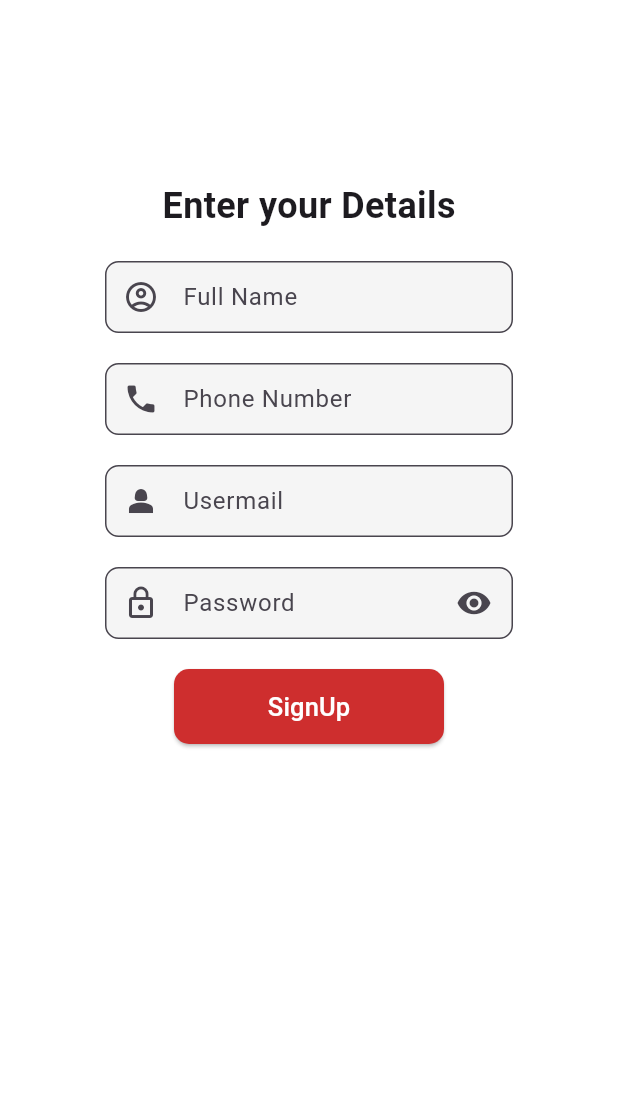
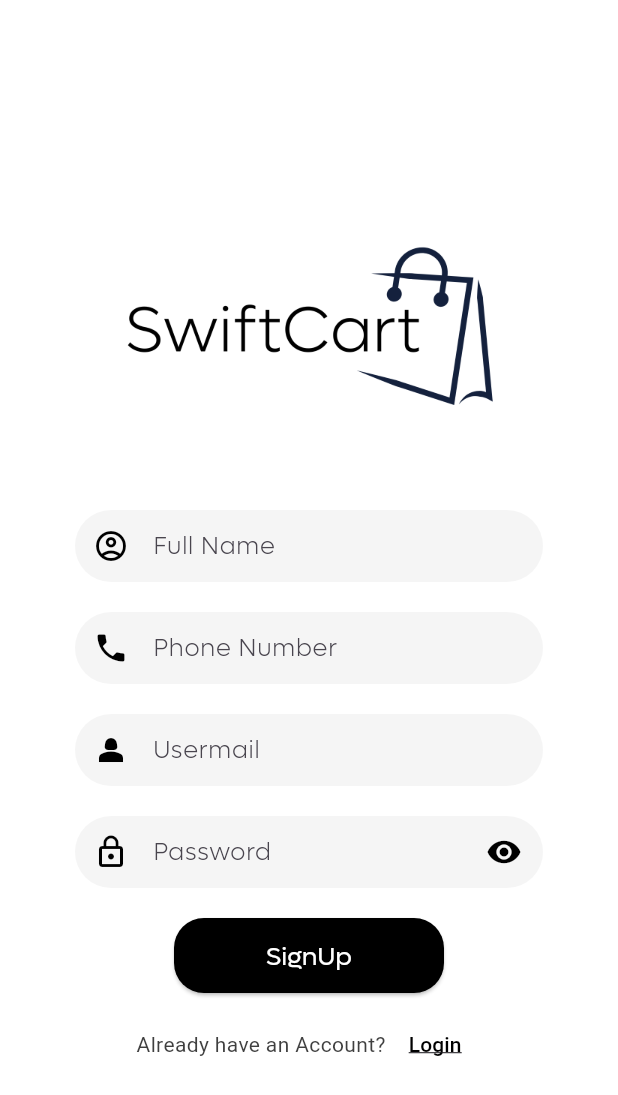
Before and after one commit to Sanidhya-Pundeer/E-commerce, a Flutter app: the screen it shows after launch, after a tap on "Sign Up", on a phone screen of 412 x 824 dp. Shown: the top 1095 px of the screen. Run offline on Flutter 3.47's test engine with Material 3 defaults, Android fonts, the phone set to English and light mode, and no system bars; our stand-ins replace badges, cloud_firestore, firebase_auth, firebase_core, fluttertoast; missing offline and left inert: razorpay_flutter; accounts and stored records are empty; network calls fail.

Commit message:
signup page UI complete

```diff
--- a/lib/screens/login.dart
+++ b/lib/screens/login.dart
@@ -19,6 +19,31 @@ class _LoginPageState extends State<Login> {
 
   @override
   Widget build(BuildContext context) {
+    String? _usernameError;
+    String? _passwordError;
+
+    void _validateUsername(String value) {
+      setState(() {
+        if (value.isEmpty) {
+          _usernameError = 'This field is required';
+        } else {
+          _usernameError = null;
+        }
+      });
+    }
+
+    void _validatePassword(String value) {
+      setState(() {
+        if (value.isEmpty) {
+          _passwordError = 'This field is required';
+        } else if (value.length < 8) {
+          _passwordError = 'Password must be at least 8 characters long';
+        } else {
+          _passwordError = null;
+        }
+      });
+    }
+
     return Scaffold(
       backgroundColor: Colors.white,
       body: SingleChildScrollView(
@@ -51,6 +76,7 @@ class _LoginPageState extends State<Login> {
                               controller: _usermailController,
                               autovalidateMode:
                                   AutovalidateMode.onUserInteraction,
+                              onChanged: _validateUsername,
                               decoration: InputDecoration(
                                 prefixIcon: Icon(Icons.account_circle_rounded),
                                 labelText: 'Username',
@@ -79,6 +105,22 @@ class _LoginPageState extends State<Login> {
                               ),
                             ),
                           ),
+                          if (_usernameError != null)
+                            Padding(
+                              padding: const EdgeInsets.only(
+                                  top: 8.0, left: 8.0, right: 8.0),
+                              child: Text(
+                                _usernameError!,
+                                style: TextStyle(
+                                  fontFamily: 'Lufga',
+                                  fontWeight: FontWeight.normal,
+                                  fontSize:
+                                      12.0, // Adjust the font size as needed
+                                  color: Color.fromARGB(255, 206, 46,
+                                      46), // Customize the error text color
+                                ),
+                              ),
+                            ),
                           SizedBox(height: 10.0),
                           Container(
                             padding: EdgeInsets.symmetric(
@@ -92,6 +134,7 @@ class _LoginPageState extends State<Login> {
                               obscureText: _obscurePassword,
                               autovalidateMode:
                                   AutovalidateMode.onUserInteraction,
+                              onChanged: _validatePassword,
                               decoration: InputDecoration(
                                 prefixIcon: Icon(Icons.lock_rounded),
                                 suffixIcon: IconButton(
@@ -130,6 +173,22 @@ class _LoginPageState extends State<Login> {
                               ),
                             ),
                           ),
+                          if (_passwordError != null)
+                            Padding(
+                              padding: const EdgeInsets.only(
+                                  top: 8.0, left: 8.0, right: 8.0),
+                              child: Text(
+                                _passwordError!,
+                                style: TextStyle(
+                                  fontFamily: 'Lufga',
+                                  fontWeight: FontWeight.normal,
+                                  fontSize:
+                                      12.0, // Adjust the font size as needed
+                                  color: Color.fromARGB(255, 206, 46,
+                                      46), // Customize the error text color
+                                ),
+                              ),
+                            ),
                           SizedBox(height: 20.0),
                           Center(
                             child: ElevatedButton(
@@ -157,13 +216,10 @@ class _LoginPageState extends State<Login> {
                                       ),
                                     );
                                   } else {
-                                    ScaffoldMessenger.of(context)
-                                        .showSnackBar(
+                                    ScaffoldMessenger.of(context).showSnackBar(
                                       SnackBar(
-                                        content:
-                                            Text("Incorrect credentials"),
-                                        duration:
-                                            Duration(milliseconds: 1500),
+                                        content: Text("Incorrect credentials"),
+                                        duration: Duration(milliseconds: 1500),
                                       ),
                                     );
                                   }
@@ -195,7 +251,8 @@ class _LoginPageState extends State<Login> {
                               ),
                               TextButton(
                                 style: TextButton.styleFrom(
-                                  padding: EdgeInsets.only(left: 2), // Remove the padding
+                                  padding: EdgeInsets.only(
+                                      left: 2), // Remove the padding
                                 ),
                                 onPressed: () {
                                   Navigator.push(
--- a/lib/screens/signup.dart
+++ b/lib/screens/signup.dart
@@ -1,11 +1,10 @@
-import 'package:ecommerce/model/UserClass.dart';
-import 'package:ecommerce/model/userProvider.dart';
-import 'package:ecommerce/screens/homepage.dart';
-import 'package:ecommerce/screens/login.dart';
-import 'package:ecommerce/services/userOperations.dart';
 import 'package:flutter/material.dart';
 import 'package:flutter/services.dart';
 import 'package:provider/provider.dart';
+import 'package:ecommerce/model/UserClass.dart';
+import 'package:ecommerce/model/userProvider.dart';
+import 'package:ecommerce/services/userOperations.dart';
+import 'package:ecommerce/screens/login.dart';
 
 class Signup extends StatefulWidget {
   @override
@@ -26,7 +25,8 @@ class _SignupPageState extends State<Signup> {
     return Scaffold(
       backgroundColor: Colors.white,
       body: SingleChildScrollView(
-        child: Stack(
+        child: Column(
+          mainAxisAlignment: MainAxisAlignment.center,
           children: [
             Padding(
               padding: const EdgeInsets.only(top: 120.0),
@@ -34,20 +34,14 @@ class _SignupPageState extends State<Signup> {
                 key: _formKey,
                 child: Column(
                   children: [
-                    Text(
-                      "Enter your Details",
-                      style: TextStyle(
-                        fontSize: 24,
-                        fontWeight: FontWeight.bold,
-                      ),
+                    Image(
+                      image: AssetImage("assets/images/SwiftCart.png"),
+                      height: 200,
+                      width: 270,
                     ),
-                    SizedBox(
-                      height: 20,
-                    ),
+                    SizedBox(height: 20.0),
                     Padding(
-                      padding: const EdgeInsets.symmetric(
-                        horizontal: 70.0,
-                      ),
+                      padding: const EdgeInsets.symmetric(horizontal: 50.0),
                       child: TextFormField(
                         controller: _fullnameController,
                         validator: (value) {
@@ -60,35 +54,33 @@ class _SignupPageState extends State<Signup> {
                         decoration: InputDecoration(
                           prefixIcon: Padding(
                             padding: EdgeInsets.only(left: 9, right: 9),
-                            child: Icon(Icons.account_circle_outlined),
+                            child: Icon(
+                              Icons.account_circle_outlined,
+                              color: Colors.black,
+                            ),
                           ),
                           labelText: 'Full Name',
+                          labelStyle: TextStyle(
+                              fontFamily: 'Lufga', fontWeight: FontWeight.w100),
                           fillColor: Colors.grey[100],
                           filled: true,
                           border: OutlineInputBorder(
-                            borderRadius: BorderRadius.circular(9.0),
-                            borderSide: BorderSide(
-                                color: Color.fromARGB(255, 180, 104, 216),
-                                width: 0.5),
+                            borderRadius: BorderRadius.circular(30.0),
+                            borderSide: BorderSide.none,
                           ),
                           contentPadding: EdgeInsets.symmetric(
                               vertical: 10.0, horizontal: 15.0),
                         ),
                       ),
                     ),
-                    SizedBox(
-                      height: 20.0,
-                    ),
+                    SizedBox(height: 20.0),
                     Padding(
-                      padding: const EdgeInsets.symmetric(
-                        horizontal: 70.0,
-                      ),
+                      padding: const EdgeInsets.symmetric(horizontal: 50.0),
                       child: TextFormField(
-                        keyboardType: TextInputType
-                            .number, // This sets the keyboard type to a number pad
+                        keyboardType: TextInputType.number,
                         inputFormatters: [
                           FilteringTextInputFormatter.digitsOnly
-                        ], // This allows only digits (numbers)
+                        ],
                         controller: _phonenoController,
                         validator: (value) {
                           if (value == null || value.isEmpty) {
@@ -102,16 +94,19 @@ class _SignupPageState extends State<Signup> {
                         decoration: InputDecoration(
                           prefixIcon: Padding(
                             padding: EdgeInsets.only(left: 9, right: 9),
-                            child: Icon(Icons.phone),
+                            child: Icon(
+                              Icons.phone,
+                              color: Colors.black,
+                            ),
                           ),
                           labelText: 'Phone Number',
+                          labelStyle: TextStyle(
+                              fontFamily: 'Lufga', fontWeight: FontWeight.w100),
                           fillColor: Colors.grey[100],
                           filled: true,
                           border: OutlineInputBorder(
-                            borderRadius: BorderRadius.circular(9.0),
-                            borderSide: BorderSide(
-                                color: Color.fromARGB(255, 180, 104, 216),
-                                width: 0.5),
+                            borderRadius: BorderRadius.circular(30.0),
+                            borderSide: BorderSide.none,
                           ),
                           contentPadding: EdgeInsets.symmetric(
                               vertical: 10.0, horizontal: 15.0),
@@ -120,9 +115,7 @@ class _SignupPageState extends State<Signup> {
                     ),
                     SizedBox(height: 20.0),
                     Padding(
-                      padding: const EdgeInsets.symmetric(
-                        horizontal: 70.0,
-                      ),
+                      padding: const EdgeInsets.symmetric(horizontal: 50.0),
                       child: TextFormField(
                         controller: _useremailController,
                         validator: (value) {
@@ -135,16 +128,19 @@ class _SignupPageState extends State<Signup> {
                         decoration: InputDecoration(
                           prefixIcon: Padding(
                             padding: EdgeInsets.only(left: 9, right: 9),
-                            child: Icon(Icons.person_2),
+                            child: Icon(
+                              Icons.person_2,
+                              color: Colors.black,
+                            ),
                           ),
                           labelText: 'Usermail',
+                          labelStyle: TextStyle(
+                              fontFamily: 'Lufga', fontWeight: FontWeight.w100),
                           fillColor: Colors.grey[100],
                           filled: true,
                           border: OutlineInputBorder(
-                            borderRadius: BorderRadius.circular(9.0),
-                            borderSide: BorderSide(
-                                color: Color.fromARGB(255, 180, 104, 216),
-                                width: 0.5),
+                            borderRadius: BorderRadius.circular(30.0),
+                            borderSide: BorderSide.none,
                           ),
                           contentPadding: EdgeInsets.symmetric(
                               vertical: 10.0, horizontal: 15.0),
@@ -153,9 +149,7 @@ class _SignupPageState extends State<Signup> {
                     ),
                     SizedBox(height: 20.0),
                     Padding(
-                      padding: const EdgeInsets.symmetric(
-                        horizontal: 70.0,
-                      ),
+                      padding: const EdgeInsets.symmetric(horizontal: 50.0),
                       child: TextFormField(
                         controller: _passwordController,
                         obscureText: true,
@@ -171,17 +165,26 @@ class _SignupPageState extends State<Signup> {
                         decoration: InputDecoration(
                           prefixIcon: Padding(
                             padding: EdgeInsets.only(left: 9, right: 9),
-                            child: Icon(Icons.lock_outline),
+                            child: Icon(
+                              Icons.lock_outline,
+                              color: Colors.black,
+                            ),
                           ),
                           suffixIcon: Padding(
                             padding: EdgeInsets.only(left: 14, right: 14),
-                            child: Icon(Icons.remove_red_eye),
+                            child: Icon(
+                              Icons.remove_red_eye,
+                              color: Colors.black,
+                            ),
                           ),
                           labelText: 'Password',
+                          labelStyle: TextStyle(
+                              fontFamily: 'Lufga', fontWeight: FontWeight.w100),
                           fillColor: Colors.grey[100],
                           filled: true,
                           border: OutlineInputBorder(
-                            borderRadius: BorderRadius.circular(9.0),
+                            borderRadius: BorderRadius.circular(30.0),
+                            borderSide: BorderSide.none,
                           ),
                           contentPadding: EdgeInsets.symmetric(
                               vertical: 10.0, horizontal: 15.0),
@@ -194,10 +197,10 @@ class _SignupPageState extends State<Signup> {
                           builder: (context, provider, child) {
                         return ElevatedButton(
                           style: ElevatedButton.styleFrom(
-                            backgroundColor: Color.fromARGB(255, 206, 46, 46),
+                            backgroundColor: Colors.black,
                             shape: RoundedRectangleBorder(
                               borderRadius: BorderRadius.all(
-                                Radius.circular(10),
+                                Radius.circular(20),
                               ),
                             ),
                             minimumSize: Size(180, 50),
@@ -237,10 +240,43 @@ class _SignupPageState extends State<Signup> {
                             style: TextStyle(
                               color: Colors.white,
                               fontSize: 17.0,
+                              fontFamily: 'Lufga',
+                              fontWeight: FontWeight.normal,
                             ),
                           ),
                         );
                       }),
+                    ),
+                    SizedBox(height: 10.0),
+                    Row(
+                      mainAxisAlignment: MainAxisAlignment.center,
+                      children: [
+                        Text(
+                          'Already have an Account?',
+                          style: TextStyle(
+                            color: const Color.fromARGB(255, 63, 63, 63),
+                          ),
+                        ),
+                        TextButton(
+                          style: TextButton.styleFrom(
+                            padding:
+                                EdgeInsets.only(left: 2), // Remove the padding
+                          ),
+                          onPressed: () {
+                            Navigator.push(
+                              context,
+                              MaterialPageRoute(builder: (context) => Login()),
+                            );
+                          },
+                          child: Text(
+                            'Login',
+                            style: TextStyle(
+                              color: Colors.black,
+                              decoration: TextDecoration.underline,
+                            ),
+                          ),
+                        ),
+                      ],
                     ),
                   ],
                 ),
--- a/pubspec.yaml
+++ b/pubspec.yaml
@@ -69,7 +69,10 @@ flutter:
   fonts:
     - family: Lufga
       fonts:
-        - asset: assets/fonts/
+        - asset: assets/fonts/LufgaLight.ttf
+        - asset: assets/fonts/LufgaMedium.ttf
+        - asset: assets/fonts/LufgaRegular.ttf
+
   # An image asset can refer to one or more resolution-specific "variants", see
   # https://flutter.dev/assets-and-images/#resolution-aware
 
```
Also changed, not shown: pubspec.lock.
